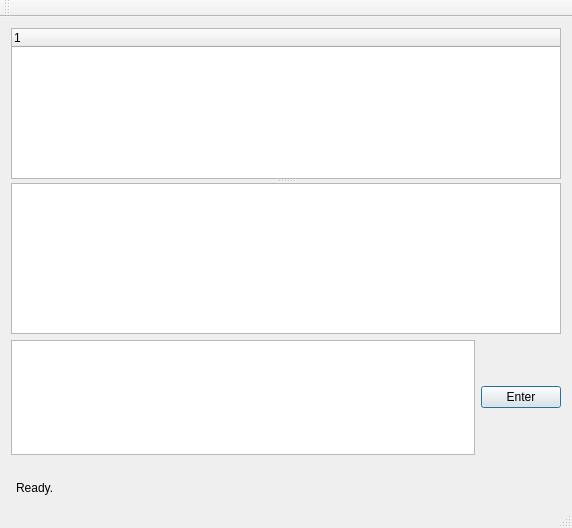
The window that You-GUI/yougui.ui (cs2103aug2014-w10-1c/main) describes before a commit, drawn with Qt 5.
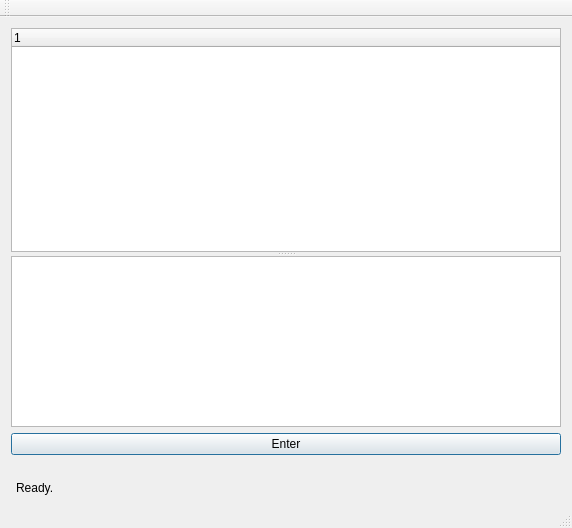
The same window after the commit. Icons and pictures are not drawn.

```diff
--- a/You-GUI/yougui.ui
+++ b/You-GUI/yougui.ui
@@ -91,9 +91,6 @@
     </item>
     <item>
      <layout class="QHBoxLayout" name="horizontalLayout">
-      <item>
-       <widget class="QTextEdit" name="commandTextBox"/>
-      </item>
       <item>
        <widget class="QPushButton" name="commandEnterButton">
         <property name="text">
```
